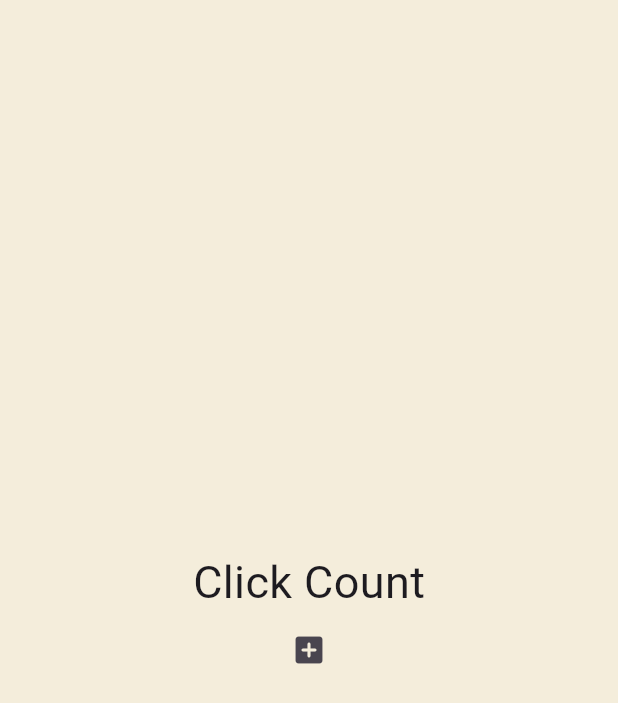
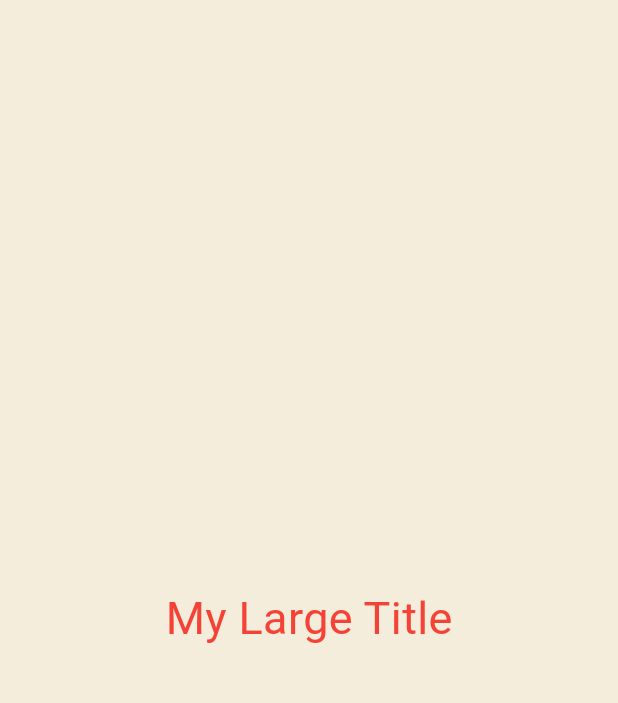
Before and after one commit to 0407chan/flutter_stateful_widget, a Flutter app: the screen it shows after launch, on a phone screen of 412 x 824 dp. Shown: the top 703 px of the screen. Run offline on Flutter 3.47's test engine with Material 3 defaults, Android fonts, the light colour scheme and no system bars.

Commit message:
4.3 BuildContext. 새로 배웠다. 이걸로 상위 tree에 있는 widget의 값을 가져와서 쓸 수 있다. 잘만들었네

```diff
--- a/lib/main.dart
+++ b/lib/main.dart
@@ -12,36 +12,23 @@
 }
 
 class _AppState extends State<App> {
-  List<int> numbers = [];
-
-  void onClick() {
-    setState(() {
-      numbers.add(numbers.length);
-    });
-  }
-
   @override
   Widget build(BuildContext context) {
     return MaterialApp(
-      home: Scaffold(
-        backgroundColor: const Color(0xFFF4EDDB),
+      theme: ThemeData(
+        textTheme: const TextTheme(
+          titleLarge: TextStyle(
+            color: Colors.red,
+          ),
+        ),
+      ),
+      home: const Scaffold(
+        backgroundColor: Color(0xFFF4EDDB),
         body: Center(
           child: Column(
             mainAxisAlignment: MainAxisAlignment.center,
             children: [
-              const Text(
-                "Click Count",
-                style: TextStyle(
-                  fontSize: 30,
-                ),
-              ),
-              for (var n in numbers) Text('$n'),
-              IconButton(
-                onPressed: onClick,
-                icon: const Icon(
-                  Icons.add_box_rounded,
-                ),
-              )
+              MyLargeTitle(),
             ],
           ),
         ),
@@ -49,3 +36,20 @@
     );
   }
 }
+
+class MyLargeTitle extends StatelessWidget {
+  const MyLargeTitle({
+    super.key,
+  });
+
+  @override
+  Widget build(BuildContext context) {
+    return Text(
+      "My Large Title",
+      style: TextStyle(
+        fontSize: 30,
+        color: Theme.of(context).textTheme.titleLarge?.color,
+      ),
+    );
+  }
+}
```
